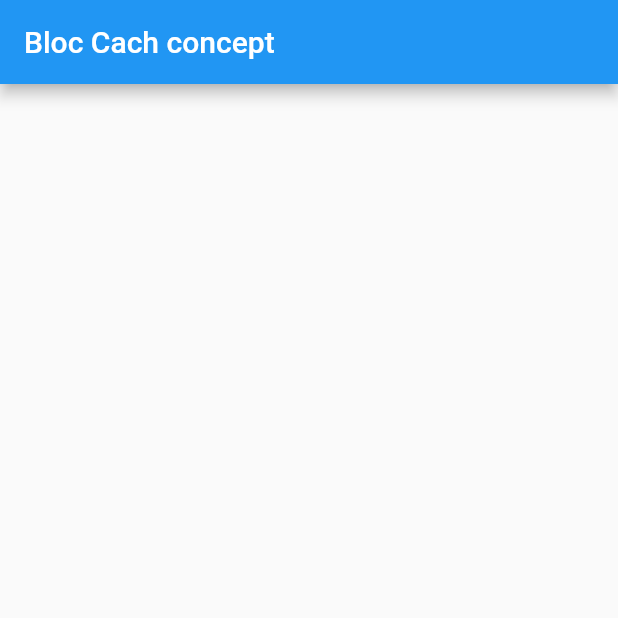
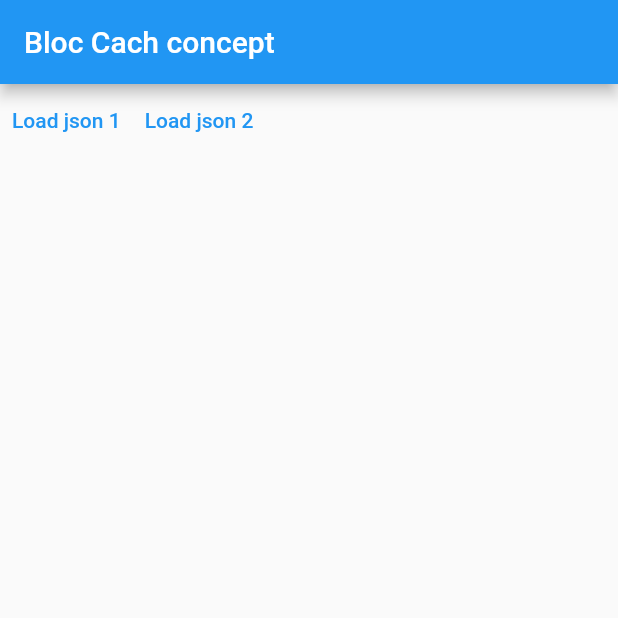
Before and after one commit to AbdulHannan-123/practice_on_bloc, a Flutter app: the screen it shows after launch, on a phone screen of 412 x 824 dp, the top half of it. Run offline on Flutter 3.47's test engine with Material 2 defaults, Android fonts, the phone set to English and light mode, and no system bars; our stand-ins replace bloc, flutter_bloc.

```diff
--- a/lib/main.dart
+++ b/lib/main.dart
@@ -5,6 +5,11 @@ import 'dart:io';
 import 'package:bloc/bloc.dart';
 import 'package:flutter/material.dart';
 import 'package:flutter_bloc/flutter_bloc.dart';
+import 'dart:developer' as devtools show log;
+
+extension Log on Object{
+  void log()=> devtools.log(toString());
+}
 
 void main() {
   runApp(const MyApp());
@@ -19,7 +24,10 @@ class MyApp extends StatelessWidget {
       theme: ThemeData(
         primarySwatch: Colors.blue,
       ),
-      home: const HomePage(),
+      home: BlocProvider(
+        create: (_) => PersonBloc(),
+        child: HomePage(),
+        ),
     );
   }
 }
@@ -56,7 +64,7 @@ class FetchResults {
 class PersonBloc extends Bloc<LoadAction,FetchResults?>{
   // PersonBloc() : super(null);
   final Map<PersonUrl, Iterable<Person>> _cache = {};
-  PersonBloc(super.initialState){
+  PersonBloc() : super(null){
     on<LoadPersonUrl>((event, emit) async {      //event is the input of bloc andemit is output
         final url = event.url;
         if (_cache.containsKey(url)) {
@@ -70,7 +78,6 @@ class PersonBloc extends Bloc<LoadAction,FetchResults?>{
           final person = await getPerson(url.urlString);
           _cache[url] = person;
           final result = FetchResults(persons: person, isRetrivedFromCache: false);
-
           emit(result);
         }
     });
@@ -112,6 +119,16 @@ enum PersonUrl {
   person2,
 }
 
+// const List<String> names = ["foo","bar"];   // list it self is iterable
+
+// void testIt(){
+//   final baz = names[2];
+// }
+
+extension Subscript<T> on Iterable<T>{
+  T? operator[](int index) => length > index ?elementAt(index) :null;
+}
+
 extension UrlString on PersonUrl{
   String get urlString{
     switch (this) {               // this identify the instance of PersonUrl
@@ -137,6 +154,57 @@ class HomePage extends StatelessWidget {
       appBar: AppBar(
         title:const Text('Bloc Cach concept'),
       ),
+      body: Column(
+        children: [
+          Row(
+            children: [
+              TextButton(
+              onPressed: (){
+                 context.read<PersonBloc>().add(const LoadPersonUrl(url: PersonUrl.person1));     // because peson bloc req a load action
+              },
+              child: const Text("Load json 1"),
+              ),
+
+
+              TextButton(
+              onPressed: (){
+                context.read<PersonBloc>().add(
+                  LoadPersonUrl(
+                    url: PersonUrl.person2 ,
+                    ),
+                );
+              },
+              child: const Text("Load json 2"),
+              ),
+            ],
+          ),
+          BlocBuilder<PersonBloc , FetchResults?>(
+            buildWhen: (previous, current) {      // it decide either you want to rebuild the builder or not by just true or false conditions
+              return previous?.persons != current?.persons;
+            },
+            builder: (context, fetchResult) {
+              fetchResult?.log();
+              final persons = fetchResult?.persons;
+              if(persons == null){
+                return const SizedBox();
+              }
+              return Expanded(
+                child: ListView.builder(
+                  itemCount: persons.length,
+                  itemBuilder:(context, index) {
+                    final person = persons[index]!;
+                    print(person.name);
+                    return ListTile(
+                      title: Text(person.name),
+                      // subtitle: Text(person.age.toString()),
+                    );   // it uses our subscript method above because its iterable
+                  },
+                ),
+              );
+            },
+            ),
+        ],
+      ),
     );
   }
 }
--- a/pubspec.yaml
+++ b/pubspec.yaml
@@ -37,6 +37,7 @@ dependencies:
   cupertino_icons: ^1.0.2
   bloc: ^8.1.1
   flutter_bloc: ^8.1.2
+  http: ^0.12.1
 
 dev_dependencies:
   flutter_test:
```
Also changed, not shown: pubspec.lock.
